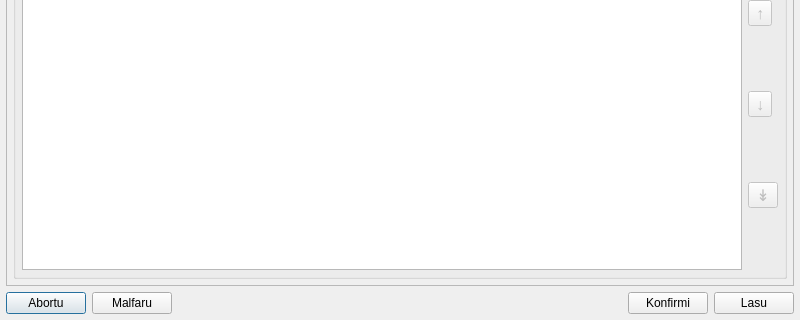
Qt form konfiguro.ui (MDCremer/Gradivus) before a commit; both pictures show x 0 to 800 and y 280 to 600 of the 800 by 600 pixel window.
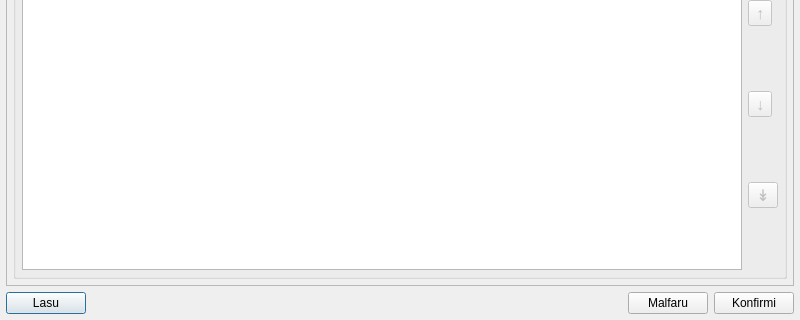
The same form after that commit.

Commit message: Schließmechanismus des Dialogs zur Konfiguration verändert

Patch:
```diff
--- a/konfiguro.ui
+++ b/konfiguro.ui
@@ -209,14 +209,7 @@
      <item>
       <widget class="QPushButton" name="abortu">
        <property name="text">
-        <string>Abortu</string>
-       </property>
-      </widget>
-     </item>
-     <item>
-      <widget class="QPushButton" name="malfaru">
-       <property name="text">
-        <string>Malfaru</string>
+        <string>Lasu</string>
        </property>
       </widget>
      </item>
@@ -233,6 +226,13 @@
        </property>
       </spacer>
      </item>
+     <item>
+      <widget class="QPushButton" name="malfaru">
+       <property name="text">
+        <string>Malfaru</string>
+       </property>
+      </widget>
+     </item>
      <item>
       <widget class="QPushButton" name="konfirmi">
        <property name="text">
@@ -240,13 +240,6 @@
        </property>
       </widget>
      </item>
-     <item>
-      <widget class="QPushButton" name="lasu">
-       <property name="text">
-        <string>Lasu</string>
-       </property>
-      </widget>
-     </item>
     </layout>
    </item>
   </layout>
```
The commit also changes 1 other file.
